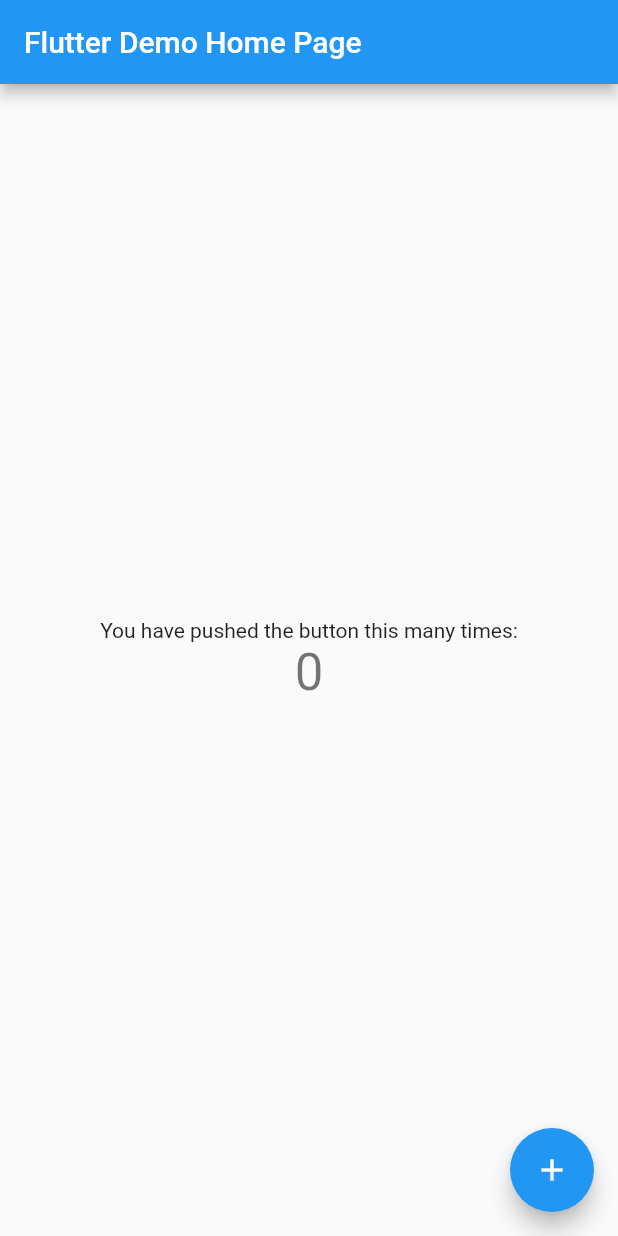
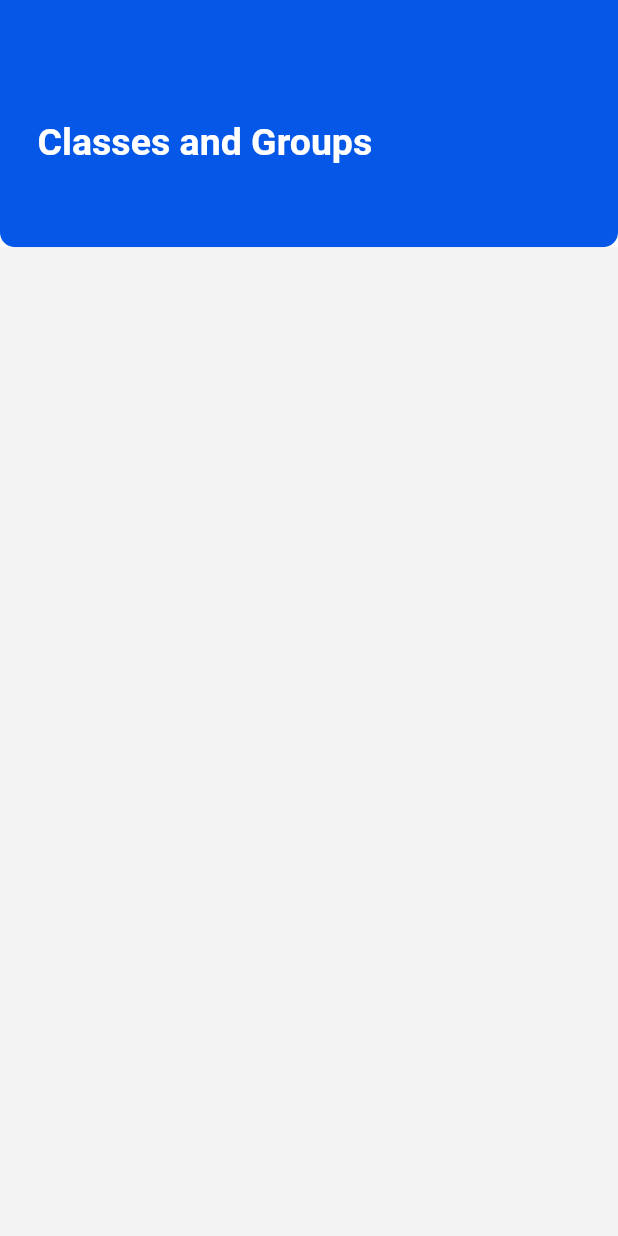
Before and after one commit to Mark-Mamdouh/classes_and_groups_app-flutter, a Flutter app: the screen it shows after launch, on a phone screen of 412 x 824 dp. Run offline on Flutter 3.47's test engine with Material 2 defaults, Android fonts, the phone set to English and light mode, and no system bars.

Commit message:
added app styles

```diff
--- a/lib/main.dart
+++ b/lib/main.dart
@@ -1,115 +1,6 @@
+import 'package:classes_and_groups_app/screens/home_screen.dart';
 import 'package:flutter/material.dart';
 
 void main() {
-  runApp(const MyApp());
+  runApp(const HomeScreen());
 }
-
-class MyApp extends StatelessWidget {
-  const MyApp({Key? key}) : super(key: key);
-
-  // This widget is the root of your application.
-  @override
-  Widget build(BuildContext context) {
-    return MaterialApp(
-      title: 'Flutter Demo',
-      theme: ThemeData(
-        // This is the theme of your application.
-        //
-        // Try running your application with "flutter run". You'll see the
-        // application has a blue toolbar. Then, without quitting the app, try
-        // changing the primarySwatch below to Colors.green and then invoke
-        // "hot reload" (press "r" in the console where you ran "flutter run",
-        // or simply save your changes to "hot reload" in a Flutter IDE).
-        // Notice that the counter didn't reset back to zero; the application
-        // is not restarted.
-        primarySwatch: Colors.blue,
-      ),
-      home: const MyHomePage(title: 'Flutter Demo Home Page'),
-    );
-  }
-}
-
-class MyHomePage extends StatefulWidget {
-  const MyHomePage({Key? key, required this.title}) : super(key: key);
-
-  // This widget is the home page of your application. It is stateful, meaning
-  // that it has a State object (defined below) that contains fields that affect
-  // how it looks.
-
-  // This class is the configuration for the state. It holds the values (in this
-  // case the title) provided by the parent (in this case the App widget) and
-  // used by the build method of the State. Fields in a Widget subclass are
-  // always marked "final".
-
-  final String title;
-
-  @override
-  State<MyHomePage> createState() => _MyHomePageState();
-}
-
-class _MyHomePageState extends State<MyHomePage> {
-  int _counter = 0;
-
-  void _incrementCounter() {
-    setState(() {
-      // This call to setState tells the Flutter framework that something has
-      // changed in this State, which causes it to rerun the build method below
-      // so that the display can reflect the updated values. If we changed
-      // _counter without calling setState(), then the build method would not be
-      // called again, and so nothing would appear to happen.
-      _counter++;
-    });
-  }
-
-  @override
-  Widget build(BuildContext context) {
-    // This method is rerun every time setState is called, for instance as done
-    // by the _incrementCounter method above.
-    //
-    // The Flutter framework has been optimized to make rerunning build methods
-    // fast, so that you can just rebuild anything that needs updating rather
-    // than having to individually change instances of widgets.
-    return Scaffold(
-      appBar: AppBar(
-        // Here we take the value from the MyHomePage object that was created by
-        // the App.build method, and use it to set our appbar title.
-        title: Text(widget.title),
-      ),
-      body: Center(
-        // Center is a layout widget. It takes a single child and positions it
-        // in the middle of the parent.
-        child: Column(
-          // Column is also a layout widget. It takes a list of children and
-          // arranges them vertically. By default, it sizes itself to fit its
-          // children horizontally, and tries to be as tall as its parent.
-          //
-          // Invoke "debug painting" (press "p" in the console, choose the
-          // "Toggle Debug Paint" action from the Flutter Inspector in Android
-          // Studio, or the "Toggle Debug Paint" command in Visual Studio Code)
-          // to see the wireframe for each widget.
-          //
-          // Column has various properties to control how it sizes itself and
-          // how it positions its children. Here we use mainAxisAlignment to
-          // center the children vertically; the main axis here is the vertical
-          // axis because Columns are vertical (the cross axis would be
-          // horizontal).
-          mainAxisAlignment: MainAxisAlignment.center,
-          children: <Widget>[
-            const Text(
-              'You have pushed the button this many times:',
-            ),
-            Text(
-              '$_counter',
-              style: Theme.of(context).textTheme.headline4,
-            ),
-          ],
-        ),
-      ),
-      floatingActionButton: FloatingActionButton(
-        onPressed: _incrementCounter,
-        tooltip: 'Increment',
-        child: const Icon(Icons.add),
-      ), // This trailing comma makes auto-formatting nicer for build methods.
-    );
-  }
-}
--- /dev/null
+++ b/lib/screens/home_screen.dart
@@ -0,0 +1,66 @@
+import 'package:classes_and_groups_app/utilities/constants.dart';
+import 'package:flutter/material.dart';
+
+class HomeScreen extends StatefulWidget {
+  const HomeScreen({Key? key}) : super(key: key);
+
+  @override
+  State<HomeScreen> createState() => _HomeScreenState();
+}
+
+class _HomeScreenState extends State<HomeScreen> {
+  @override
+  Widget build(BuildContext context) {
+    return MaterialApp(
+      home: Scaffold(
+        // be aware of notches
+        body: SafeArea(
+          child: Column(
+            children: [
+              // title bar
+              Expanded(
+                flex: 1,
+                child: Container(
+                  width: double.infinity,
+                  decoration: const BoxDecoration(
+                      color: primary_color,
+                      borderRadius: BorderRadius.only(
+                        bottomRight: Radius.circular(10),
+                        bottomLeft: Radius.circular(10),
+                      )
+                  ),
+                  child: Column(
+                    crossAxisAlignment: CrossAxisAlignment.start,
+                    children: const [
+                      SizedBox(
+                        height: 80,
+                      ),
+                      Padding(
+                        padding: EdgeInsets.only(left: 25),
+                        child: Text(
+                          "Classes and Groups",
+                          style: TextStyle(
+                            fontSize: 25,
+                            color: secondary_color,
+                            fontWeight: FontWeight.bold
+                          ),
+                        ),
+                      ),
+                    ],
+                  ),
+                ),
+              ),
+              // body
+              Expanded(
+                flex: 4,
+                child: Container(
+                  color: body_color,
+                ),
+              ),
+            ],
+          ),
+        ),
+      ),
+    );
+  }
+}
--- /dev/null
+++ b/lib/utilities/constants.dart
@@ -0,0 +1,7 @@
+import 'package:flutter/material.dart';
+
+const primary_color = Color(0xff0557e7);
+
+const body_color = Color(0xfff3f3f3);
+
+const secondary_color = Color(0xffffffff);
```
Also changed, not shown: pubspec.yaml (+3 -65 lines).
